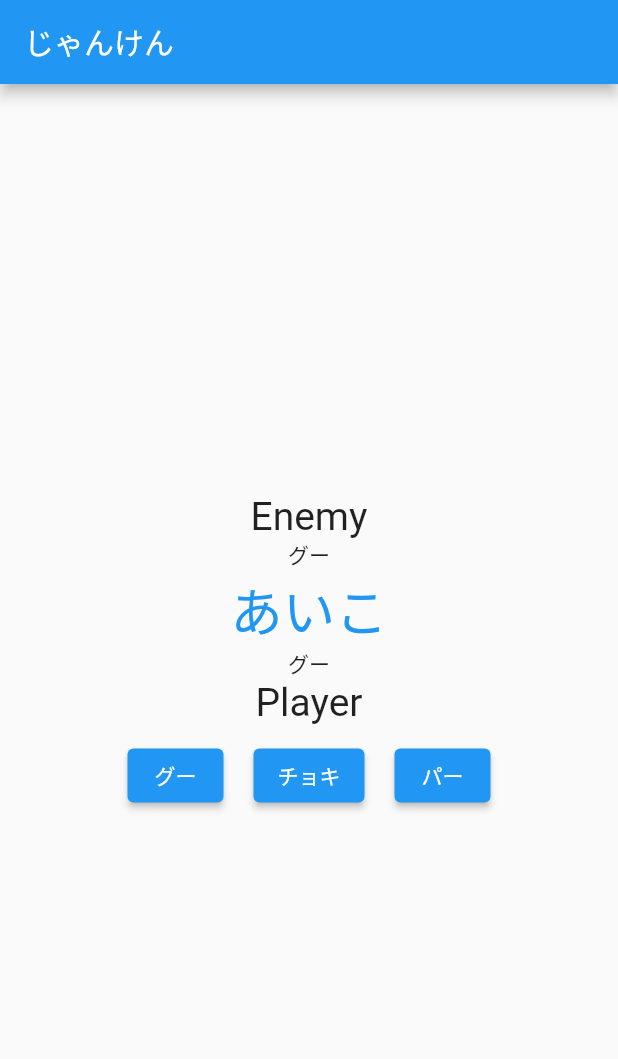
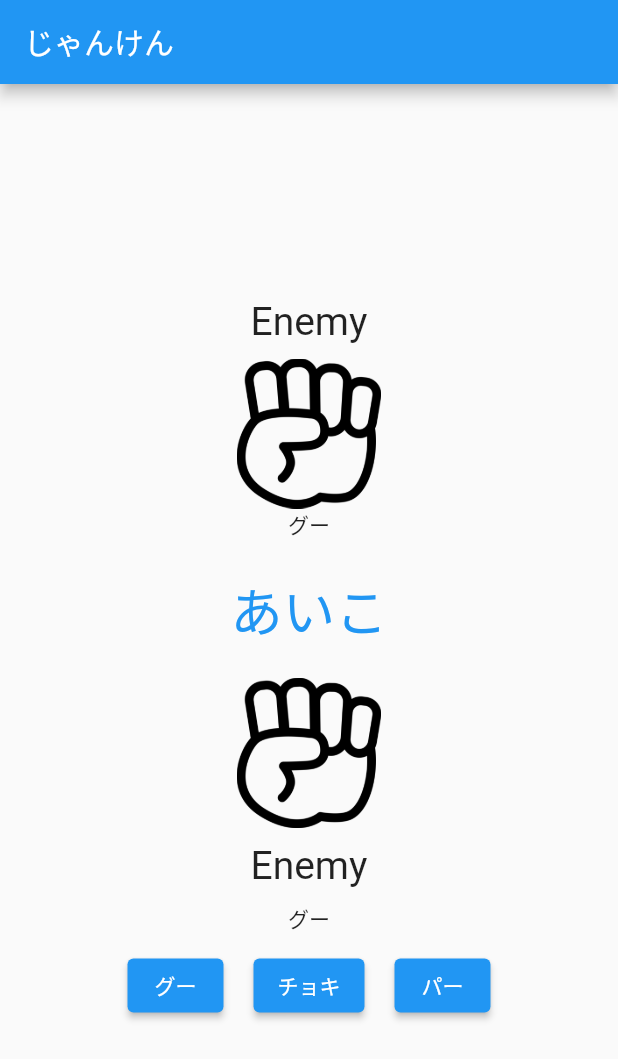
Before and after one commit to Frappuccino2316/bsp, a Flutter app: the screen it shows after launch, on a phone screen of 412 x 824 dp. Shown: the top 1059 px of the screen. Run offline on Flutter 3.47's test engine with Material 2 defaults, Android fonts, the phone set to English and light mode, and no system bars.

Commit message:
画像を表示

```diff
--- a/lib/view/hand_screen.dart
+++ b/lib/view/hand_screen.dart
@@ -48,6 +48,17 @@ class _HandScreenState extends State<HandScreen> {
   }
 }
 
+String handTypeImagePath(HandType hand) {
+  switch(hand) {
+    case HandType.block:
+      return 'images/block.png';
+    case HandType.scissors:
+      return 'images/scissors.png';
+    case HandType.paper:
+      return 'images/paper.png';
+  }
+}
+
   @override
   Widget build(BuildContext context) {
     return Scaffold(
@@ -58,11 +69,35 @@ class _HandScreenState extends State<HandScreen> {
         child: Column(
           mainAxisAlignment: MainAxisAlignment.center,
           children: <Widget>[
-            Text('Enemy', style: TextStyle(fontSize: 26.0)),
-            Text(handTypeString(_enemyHand)),
+            Padding(
+              padding: EdgeInsets.only(bottom: 20),
+              child: Column(
+                children: <Widget>[
+                  Padding(
+                    padding: EdgeInsets.all(10.0),
+                    child: Text('Enemy', style: TextStyle(fontSize: 26.0)),
+                  ),
+                  Image.asset(handTypeImagePath(_enemyHand), height: 100),
+                  Text(handTypeString(_enemyHand)),
+                ]
+              ),
+            ),
             Text(battleJanken(), style: TextStyle(color: Colors.blue, fontSize: 35.0)),
-            Text(handTypeString(_playerHand)),
-            Text('Player', style: TextStyle(fontSize: 26.0)),
+            Padding(
+              padding: EdgeInsets.only(top: 20),
+              child: Column(
+                children: <Widget>[
+                  Image.asset(handTypeImagePath(_playerHand), height: 100),
+                  Padding(
+                    padding: EdgeInsets.all(10.0),
+                    child: Text('Enemy', style: TextStyle(fontSize: 26.0)),
+                  ),
+                  Text(handTypeString(_playerHand)),
+                ]
+              ),
+            ),
+            // Text(handTypeString(_playerHand)),
+            // Text('Player', style: TextStyle(fontSize: 26.0)),
             Row(
               mainAxisAlignment: MainAxisAlignment.center,
               children: <Widget>[
```
